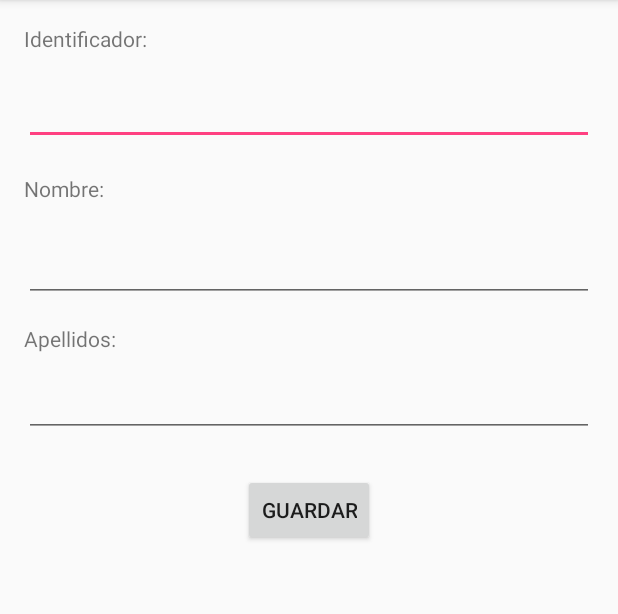
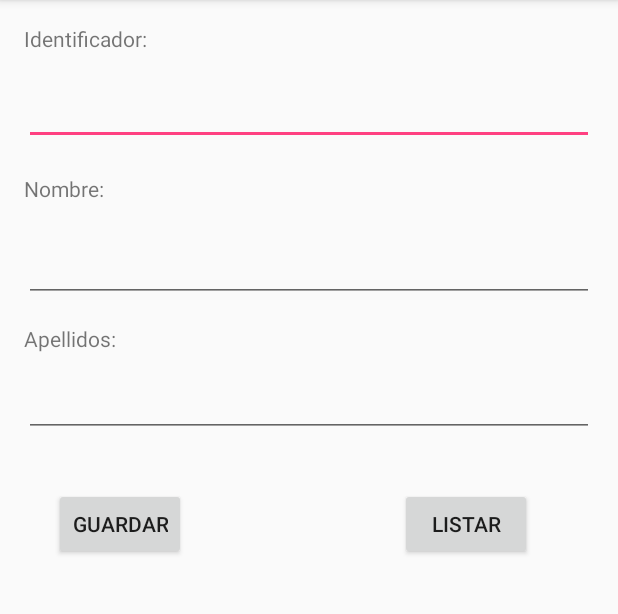
Before and after one commit to alvarotellez/ejercicio-SQLite-PROGMOV, an Android app: the screen it shows after launch (MainActivity), after a tap on "GUARDAR", on a phone screen of 412 x 824 dp, the part 84-698 px from its top. Run offline under Robolectric (Android 15) with nearby library versions, the phone set to English and light mode, and no system bars.

Commit message:
Btn mostrar lista

```diff
--- a/app/src/main/AndroidManifest.xml
+++ b/app/src/main/AndroidManifest.xml
@@ -15,6 +15,7 @@
                 <category android:name="android.intent.category.LAUNCHER" />
             </intent-filter>
         </activity>
+        <activity android:name=".Lista"></activity>
     </application>
 
 </manifest>
--- a/app/src/main/java/es/iesnervion/atellez/pruebabd/MainActivity.java
+++ b/app/src/main/java/es/iesnervion/atellez/pruebabd/MainActivity.java
@@ -1,5 +1,6 @@
 package es.iesnervion.atellez.pruebabd;
 
+import android.content.Intent;
 import android.database.sqlite.SQLiteDatabase;
 import android.support.v7.app.AppCompatActivity;
 import android.os.Bundle;
@@ -14,7 +15,7 @@ import android.widget.Toast;
 public class MainActivity extends AppCompatActivity implements View.OnClickListener {
 
     EditText id, nombre, apellidos;
-    Button btnGuardar;
+    Button btnGuardar, btnListar;
     @Override
     protected void onCreate(Bundle savedInstanceState) {
         super.onCreate(savedInstanceState);
@@ -24,14 +25,17 @@ public class MainActivity extends AppCompatActivity implements View.OnClickListe
         nombre = (EditText) findViewById(R.id.edtNombre);
         apellidos = (EditText) findViewById(R.id.edApellidos);
         btnGuardar = (Button) findViewById(R.id.btnGuardar);
-
+        btnListar = (Button) findViewById(R.id.btnListar);
         btnGuardar.setOnClickListener(this);
+        btnListar.setOnClickListener(this);
     }
 
 
 
     @Override
     public void onClick(View v) {
+        switch(v.getId()){
+            case R.id.btnGuardar:
                 String iden = id.getText().toString();
                 String name = id.getText().toString();
                 String surname = id.getText().toString();
@@ -50,6 +54,13 @@ public class MainActivity extends AppCompatActivity implements View.OnClickListe
                 }else{
                     Toast.makeText(this, "El usuario no se ha podido crear",Toast.LENGTH_SHORT).show();
                 }
+                break;
+            case R.id.btnListar:
+                Intent intent = new Intent(this, Lista.class);
+                startActivity(intent);
+                break;
+        }
+
 
         }
 }
--- a/app/src/main/res/layout/activity_main.xml
+++ b/app/src/main/res/layout/activity_main.xml
@@ -46,11 +46,28 @@
         android:layout_height="wrap_content"
         android:layout_marginTop="230dp"/>
 
+
     <Button
         android:id="@+id/btnGuardar"
         android:layout_width="wrap_content"
         android:layout_height="wrap_content"
         android:text="Guardar"
-        android:layout_centerHorizontal="true"
-        android:layout_marginTop="300dp"/>
+        android:layout_marginTop="34dp"
+        android:layout_below="@+id/edApellidos"
+        android:layout_alignParentLeft="true"
+        android:layout_alignParentStart="true"
+        android:layout_marginLeft="20dp"
+        android:layout_marginStart="20dp" />
+
+    <Button
+        android:layout_width="wrap_content"
+        android:layout_height="wrap_content"
+        android:text="Listar"
+        android:layout_marginRight="41dp"
+        android:layout_marginEnd="41dp"
+        android:id="@+id/btnListar"
+        android:layout_alignBaseline="@+id/btnGuardar"
+        android:layout_alignBottom="@+id/btnGuardar"
+        android:layout_alignParentRight="true"
+        android:layout_alignParentEnd="true" />
 </RelativeLayout>
```
Also changed, not shown: app/src/main/java/es/iesnervion/atellez/pruebabd/Lista.java (added, +13 -0 lines), app/src/main/res/drawable/ic_add.xml (deleted, +0 -9 lines), app/src/main/res/layout/activity_lista.xml (added, +26 -0 lines).
